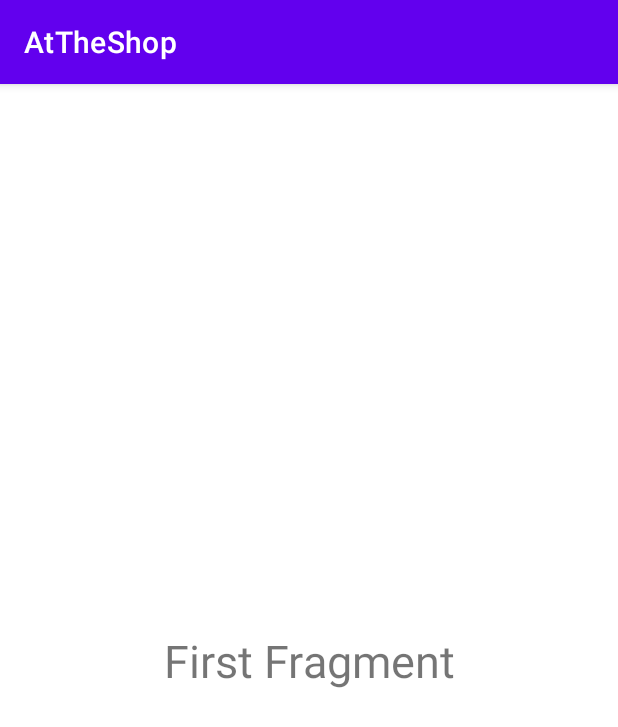
After one commit to Jejak-14/AtTheShop, an Android app: the fragment Frist_Fragment shown on its own in the app's theme, on a phone screen of 412 x 824 dp. The commit adds this screen. Shown: the top 727 px of the screen. Run offline under Robolectric (Android 15) with nearby library versions, the phone set to English and light mode, and no system bars.

Commit message:
insert Fragments % manifest

```diff
--- a/app/src/main/java/com/example/attheshop/Fragmenthistory.kt
+++ b/app/src/main/java/com/example/attheshop/Fragmenthistory.kt
@@ -7,5 +7,8 @@ class Fragmenthistory : AppCompatActivity() {
     override fun onCreate(savedInstanceState: Bundle?) {
         super.onCreate(savedInstanceState)
         setContentView(R.layout.activity_fragmenthistory)
+
+
+
     }
 }
--- /dev/null
+++ b/app/src/main/java/com/example/attheshop/Frist_Fragment.kt
@@ -0,0 +1,59 @@
+package com.example.attheshop
+
+import android.os.Bundle
+import androidx.fragment.app.Fragment
+import android.view.LayoutInflater
+import android.view.View
+import android.view.ViewGroup
+
+// TODO: Rename parameter arguments, choose names that match
+// the fragment initialization parameters, e.g. ARG_ITEM_NUMBER
+private const val ARG_PARAM1 = "param1"
+private const val ARG_PARAM2 = "param2"
+
+/**
+ * A simple [Fragment] subclass.
+ * Use the [Frist_Fragment.newInstance] factory method to
+ * create an instance of this fragment.
+ */
+class Frist_Fragment : Fragment() {
+    // TODO: Rename and change types of parameters
+    private var param1: String? = null
+    private var param2: String? = null
+
+    override fun onCreate(savedInstanceState: Bundle?) {
+        super.onCreate(savedInstanceState)
+        arguments?.let {
+            param1 = it.getString(ARG_PARAM1)
+            param2 = it.getString(ARG_PARAM2)
+        }
+    }
+
+    override fun onCreateView(
+        inflater: LayoutInflater, container: ViewGroup?,
+        savedInstanceState: Bundle?
+    ): View? {
+        // Inflate the layout for this fragment
+        return inflater.inflate(R.layout.fragment_frist, container, false)
+    }
+
+    companion object {
+        /**
+         * Use this factory method to create a new instance of
+         * this fragment using the provided parameters.
+         *
+         * @param param1 Parameter 1.
+         * @param param2 Parameter 2.
+         * @return A new instance of fragment Frist_Fragment.
+         */
+        // TODO: Rename and change types and number of parameters
+        @JvmStatic
+        fun newInstance(param1: String, param2: String) =
+            Frist_Fragment().apply {
+                arguments = Bundle().apply {
+                    putString(ARG_PARAM1, param1)
+                    putString(ARG_PARAM2, param2)
+                }
+            }
+    }
+}
--- /dev/null
+++ b/app/src/main/res/layout/fragment_frist.xml
@@ -0,0 +1,20 @@
+<?xml version="1.0" encoding="utf-8"?>
+<androidx.constraintlayout.widget.ConstraintLayout xmlns:android="http://schemas.android.com/apk/res/android"
+    xmlns:app="http://schemas.android.com/apk/res-auto"
+    xmlns:tools="http://schemas.android.com/tools"
+    android:layout_width="match_parent"
+    android:layout_height="match_parent"
+    tools:context=".Frist_Fragment">
+
+    <TextView
+        android:id="@+id/tvFirstFragment"
+        android:layout_width="wrap_content"
+        android:layout_height="wrap_content"
+        android:text="First Fragment"
+        android:textSize="30sp"
+        app:layout_constraintBottom_toBottomOf="parent"
+        app:layout_constraintEnd_toEndOf="parent"
+        app:layout_constraintStart_toStartOf="parent"
+        app:layout_constraintTop_toTopOf="parent" />
+
+</androidx.constraintlayout.widget.ConstraintLayout>
```
Also changed, not shown: app/src/main/java/com/example/attheshop/Second_Fragment.kt (added, +59 -0 lines), app/src/main/res/layout/activity_fragmenthistory.xml (+31 -0 lines), app/src/main/res/layout/fragment_second.xml (added, +20 -0 lines).
